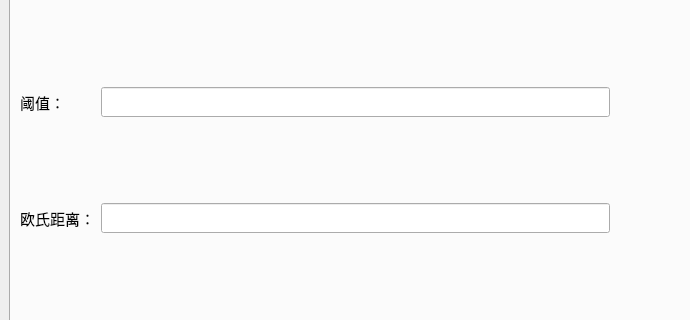
Old version of the form qt/mainwindow.ui in the repository Chieoho/photo_arch; both pictures show x 0 to 690 and y 82 to 402 of the 978 by 673 pixel window.
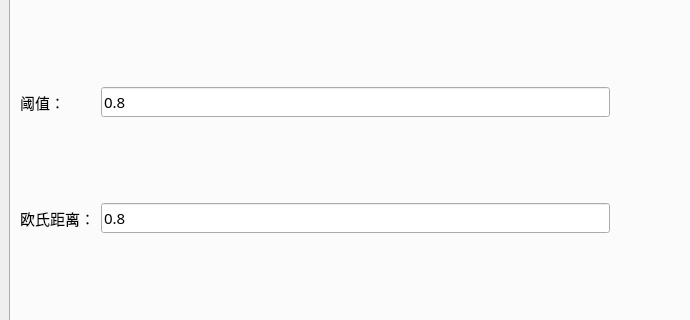
New version of the form. The open tabs and pages were chosen to show the change.

Commit message: 1、识别参数增加默认值

```diff
--- a/qt/mainwindow.ui
+++ b/qt/mainwindow.ui
@@ -339,7 +339,11 @@
          </widget>
         </item>
         <item row="0" column="1">
-         <widget class="QLineEdit" name="thresh_lineEdit"/>
+         <widget class="QLineEdit" name="thresh_lineEdit">
+          <property name="text">
+           <string>0.8</string>
+          </property>
+         </widget>
         </item>
         <item row="1" column="0">
          <widget class="QLabel" name="label_5">
@@ -349,7 +353,11 @@
          </widget>
         </item>
         <item row="1" column="1">
-         <widget class="QLineEdit" name="distance_lineEdit"/>
+         <widget class="QLineEdit" name="distance_lineEdit">
+          <property name="text">
+           <string>0.8</string>
+          </property>
+         </widget>
         </item>
         <item row="2" column="0">
          <widget class="QLabel" name="label_12">
```
The commit also changes 2 other files.
